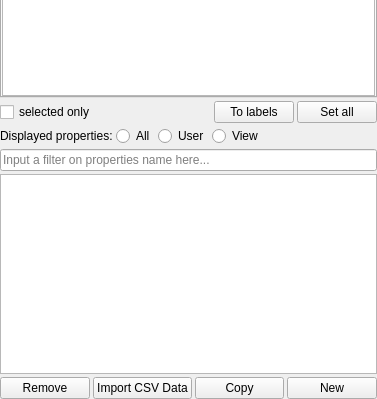
Before: the Qt Designer form library/tulip-qt/designer/PropertyDialog.ui in vadivelselvaraj/TulipGLImprovement, drawn with Qt 5; both pictures show x 0 to 377 and y 317 to 716 of the 377 by 716 pixel window.
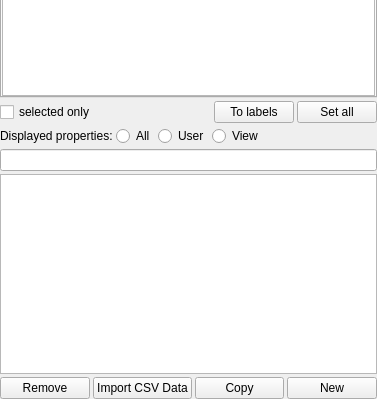
After: the same form once the commit is applied. Custom widgets are drawn as their Qt base class.

Commit message: allow to compile PropertyDialog for Qt < 4.7, move setPlaceHolderText call in PropertyDialog.cpp

What changed in the file:
```diff
--- a/library/tulip-qt/designer/PropertyDialog.ui
+++ b/library/tulip-qt/designer/PropertyDialog.ui
@@ -153,8 +153,8 @@
    </item>
    <item>
     <widget class="QLineEdit" name="propertiesNameFilterLineEdit">
-     <property name="placeholderText">
-      <string>Input a filter on properties name here...</string>
+     <property name="toolTip" >
+      <string>Enter a filter on properties name here...</string>
      </property>
     </widget>
    </item>
```
The commit also changes 1 other file.
